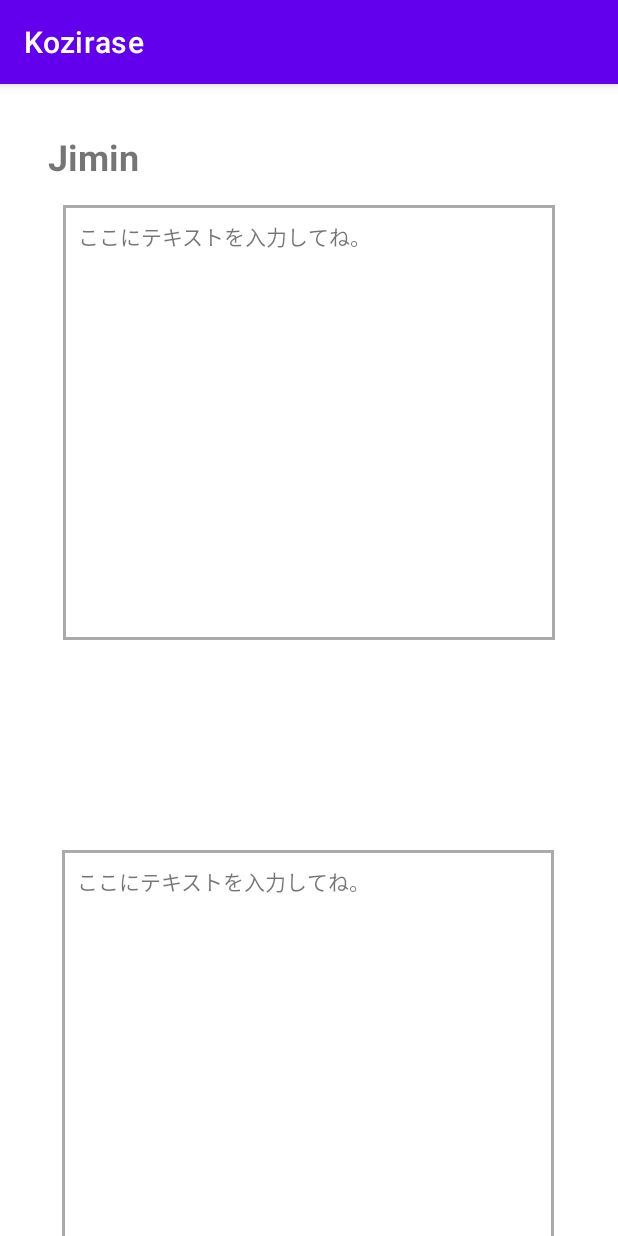
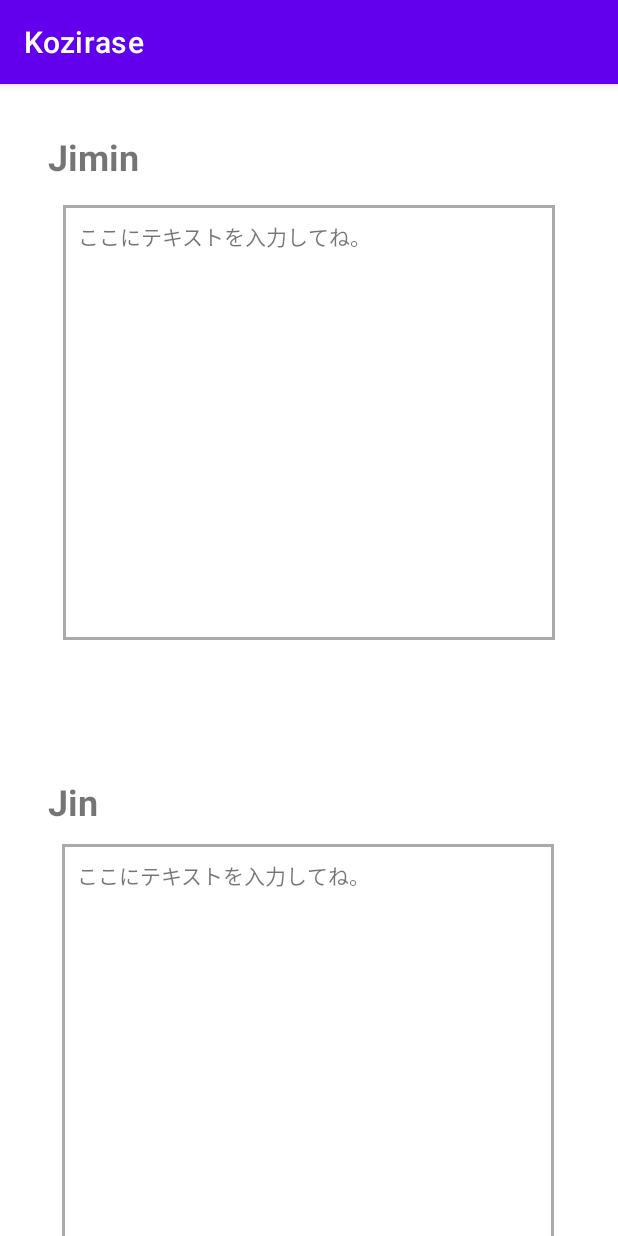
Before and after one commit to Bryanwangzb/Kozirase, an Android app: the TextInputActivity screen opened directly, with no data from a screen before it, on a phone screen of 412 x 824 dp. Run offline under Robolectric (Android 15) with nearby library versions, the phone set to English and light mode, and no system bars.

Commit message:
add TextView Object

```diff
--- a/app/src/main/res/layout/activity_text_input.xml
+++ b/app/src/main/res/layout/activity_text_input.xml
@@ -37,29 +37,27 @@
         android:layout_height="290dp"
         android:layout_marginTop="16dp"
         android:width="3dp"
+        android:background="@drawable/textview_border"
         android:outlineProvider="background"
-        android:text="ここにテキストを入力してね。"
-        android:background="@drawable/textview_border"
         android:padding="10dp"
+        android:text="@string/putText_Person1"
         app:layout_constraintEnd_toEndOf="parent"
         app:layout_constraintHorizontal_bias="0.5"
         app:layout_constraintStart_toStartOf="parent"
-        app:layout_constraintTop_toBottomOf="@+id/name_person1"
 
-        />
+        app:layout_constraintTop_toBottomOf="@+id/name_person1" />
 
     <TextView
         android:id="@+id/putText_Person2"
         android:layout_width="328dp"
         android:layout_height="290dp"
-        android:layout_marginTop="16dp"
-        android:text="ここにテキストを入力してね。"
+        android:layout_marginTop="12dp"
         android:background="@drawable/textview_border"
         android:padding="10dp"
+        android:text="@string/putText_Person2"
         app:layout_constraintEnd_toEndOf="parent"
         app:layout_constraintHorizontal_bias="0.493"
         app:layout_constraintStart_toStartOf="parent"
-        app:layout_constraintTop_toBottomOf="@+id/name_Person2"
-        />
+        app:layout_constraintTop_toBottomOf="@+id/name_Person2" />
 
 </androidx.constraintlayout.widget.ConstraintLayout>
--- a/app/src/main/res/values/strings.xml
+++ b/app/src/main/res/values/strings.xml
@@ -1,9 +1,8 @@
 <resources>
     <string name="app_name">Kozirase</string>
     <string name="Person1_name">Jimin</string>
-    <string name="textInformation_Person1" />
-    <string name="name_Person2" />
-    <string name="person2_name" />
-    <string name="putText_Person1" />
-    <string name="putText_Person2" />
+    <string name="person2_name">Jin</string>
+    <string name="putText_Person1">ここにテキストを入力してね。</string>
+    <string name="putText_Person2">ここにテキストを入力してね。</string>
+
 </resources>
```
